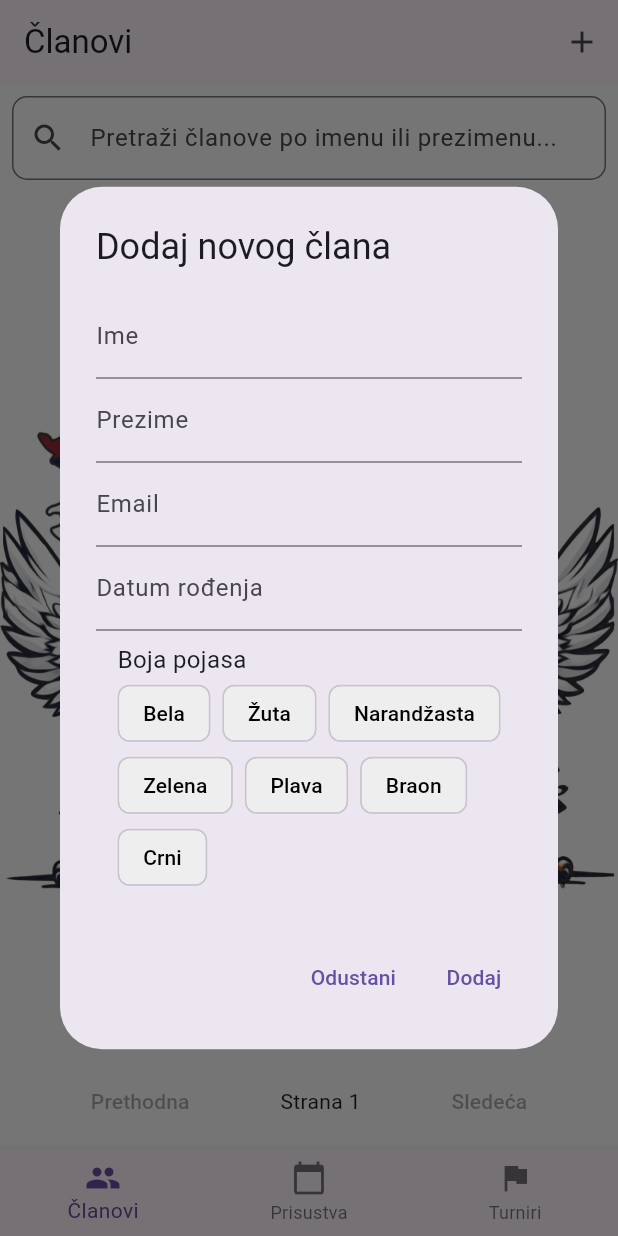
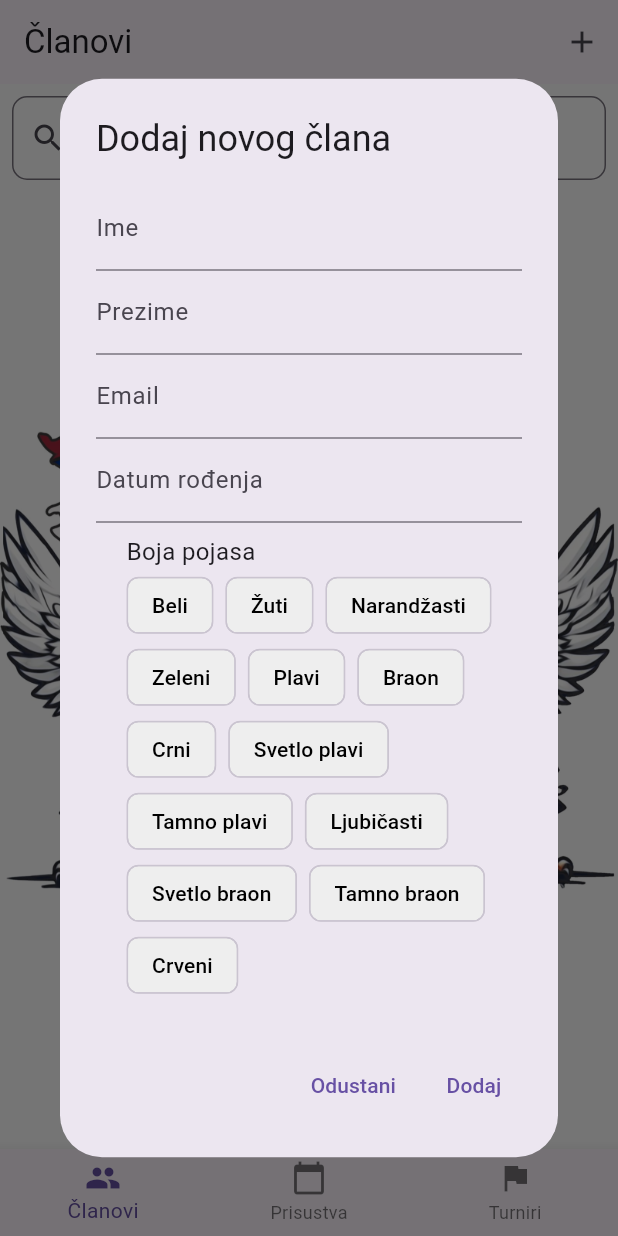
Before and after one commit to lazarrr/karateApp, a Flutter app: the screen it shows after launch, after a tap on the "add" icon, on a phone screen of 412 x 824 dp. Run offline on Flutter 3.47's test engine with Material 3 defaults, Android fonts, the phone set to English and light mode, and no system bars; our stand-ins replace flutter_bloc, sqflite, table_calendar; accounts and stored records are empty.

Commit message:
belt colors

```diff
--- a/lib/src/features/members/members_page.dart
+++ b/lib/src/features/members/members_page.dart
@@ -16,7 +16,13 @@ class MembersPage extends StatelessWidget {
     'green',
     'blue',
     'brown',
-    'black'
+    'black',
+    'light_blue',
+    'dark_blue',
+    'purple',
+    'light_brown',
+    'dark_brown',
+    'red'
   ];
 
   @override
@@ -98,22 +104,33 @@ class MembersPage extends StatelessWidget {
                             () {
                               switch (color) {
                                 case 'white':
-                                  return 'Bela';
+                                  return 'Beli';
                                 case 'yellow':
-                                  return 'Žuta';
+                                  return 'Žuti';
                                 case 'orange':
-                                  return 'Narandžasta';
+                                  return 'Narandžasti';
+                                case 'red':
+                                  return 'Crveni';
                                 case 'green':
-                                  return 'Zelena';
+                                  return 'Zeleni';
                                 case 'blue':
-                                  return 'Plava';
+                                  return 'Plavi';
                                 case 'brown':
                                   return 'Braon';
+                                case 'light_blue':
+                                  return 'Svetlo plavi';
+                                case 'dark_blue':
+                                  return 'Tamno plavi';
+                                case 'purple':
+                                  return 'Ljubičasti';
+                                case 'light_brown':
+                                  return 'Svetlo braon';
+                                case 'dark_brown':
+                                  return 'Tamno braon';
                                 case 'black':
                                   return 'Crni';
                                 default:
-                                  return color[0].toUpperCase() +
-                                      color.substring(1);
+                                  return '';
                               }
                             }(),
                           ),
@@ -217,18 +234,26 @@ class _MembersListState extends State<MembersList> {
 
   Color _getBeltColor(String beltColor) {
     switch (beltColor.toLowerCase()) {
+      case 'yellow':
+        return const Color(0xFFFFEB3B); // Žuti
+      case 'orange':
+        return const Color(0xFFFF9800); // Narandžasti
+      case 'red':
+        return const Color(0xFFF44336); // Crveni
+      case 'green':
+        return const Color(0xFF4CAF50); // Zeleni
+      case 'light_blue':
+        return const Color(0xFF81D4FA); // Svetlo plavi
+      case 'dark_blue':
+        return const Color(0xFF1565C0); // Tamno plavi
+      case 'purple':
+        return const Color(0xFF9C27B0); // Ljubičasti
+      case 'light_brown':
+        return const Color(0xFFBCAAA4); // Svetlo braon
+      case 'dark_brown':
+        return const Color(0xFF5D4037); // Tamno braon
       case 'black':
-        return Colors.black;
-      case 'brown':
-        return Colors.brown;
-      case 'blue':
-        return Colors.blue;
-      case 'green':
-        return Colors.green;
-      case 'orange':
-        return Colors.orange;
-      case 'yellow':
-        return Colors.yellow;
+        return Colors.black; // Crni
       case 'white':
         return Colors.grey;
       default:
@@ -238,22 +263,28 @@ class _MembersListState extends State<MembersList> {
 
   String _getBeltColorAsString(String beltColor) {
     switch (beltColor.toLowerCase()) {
+      case 'yellow':
+        return 'Žuti';
+      case 'orange':
+        return 'Narandžasti';
+      case 'red':
+        return 'Crveni';
+      case 'green':
+        return 'Zeleni';
+      case 'light_blue':
+        return 'Svetlo plavi';
+      case 'dark_blue':
+        return 'Tamno plavi';
+      case 'purple':
+        return 'Ljubičasti';
+      case 'light_brown':
+        return 'Svetlo braon';
+      case 'dark_brown':
+        return 'Tamno braon';
       case 'black':
-        return 'Crni pojas';
-      case 'brown':
-        return 'Braon pojas';
-      case 'blue':
-        return 'Plavi pojas';
-      case 'green':
-        return 'Zeleni pojas';
-      case 'orange':
-        return 'Narandžasti pojas';
-      case 'yellow':
-        return 'Žuti pojas';
-      case 'white':
-        return 'Beli pojas';
+        return 'Crni';
       default:
-        return beltColor[0].toUpperCase() + beltColor.substring(1);
+        return '';
     }
   }
 
@@ -436,18 +467,32 @@ class _MembersListState extends State<MembersList> {
 
 Color _getBeltColor(String beltColor) {
   switch (beltColor.toLowerCase()) {
+    case 'white':
+      return Colors.white; // Beli
+    case 'blue':
+      return const Color(0xFF2196F3); // Plavi
+    case 'brown':
+      return const Color(0xFF795548); // Braon
+    case 'yellow':
+      return const Color(0xFFFFEB3B); // Žuti
+    case 'orange':
+      return const Color(0xFFFF9800); // Narandžasti
+    case 'red':
+      return const Color(0xFFF44336); // Crveni
+    case 'green':
+      return const Color(0xFF4CAF50); // Zeleni
+    case 'light_blue':
+      return const Color(0xFF81D4FA); // Svetlo plavi
+    case 'dark_blue':
+      return const Color(0xFF1565C0); // Tamno plavi
+    case 'purple':
+      return const Color(0xFF9C27B0); // Ljubičasti
+    case 'light_brown':
+      return const Color(0xFFBCAAA4); // Svetlo braon
+    case 'dark_brown':
+      return const Color(0xFF5D4037); // Tamno braon
     case 'black':
-      return Colors.black;
-    case 'brown':
-      return Colors.brown;
-    case 'blue':
-      return Colors.blue;
-    case 'green':
-      return Colors.green;
-    case 'orange':
-      return Colors.orange;
-    case 'yellow':
-      return Colors.yellow;
+      return Colors.black; // Crni
     case 'white':
       return Colors.grey;
     default:
@@ -531,22 +576,33 @@ void _showEditMemberDialog(BuildContext context, Member member) {
                           label: Text(() {
                             switch (color) {
                               case 'white':
-                                return 'Bela';
+                                return 'Beli';
                               case 'yellow':
-                                return 'Žuta';
+                                return 'Žuti';
                               case 'orange':
-                                return 'Narandžasta';
+                                return 'Narandžasti';
+                              case 'red':
+                                return 'Crveni';
                               case 'green':
-                                return 'Zelena';
+                                return 'Zeleni';
                               case 'blue':
-                                return 'Plava';
+                                return 'Plavi';
                               case 'brown':
                                 return 'Braon';
+                              case 'light_blue':
+                                return 'Svetlo plavi';
+                              case 'dark_blue':
+                                return 'Tamno plavi';
+                              case 'purple':
+                                return 'Ljubičasti';
+                              case 'light_brown':
+                                return 'Svetlo braon';
+                              case 'dark_brown':
+                                return 'Tamno braon';
                               case 'black':
                                 return 'Crni';
                               default:
-                                return color[0].toUpperCase() +
-                                    color.substring(1);
+                                return '';
                             }
                           }()),
                           selected: beltController.text == color,
```
